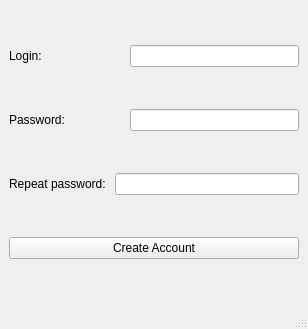
PacDyz/first, file createaccount.ui: the form before one commit.
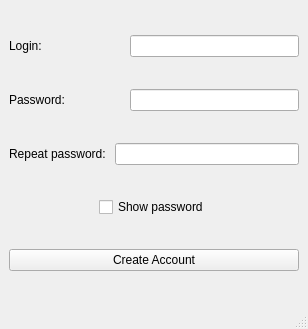
The form after the commit.

Commit message:
Add method show password, color text label, logo to team
Show password is CheckBox which show password (True/False), team logo is
launch by system path and show on label.

Patch:
```diff
--- a/createaccount.ui
+++ b/createaccount.ui
@@ -99,6 +99,23 @@
       </item>
      </layout>
     </item>
+    <item>
+     <layout class="QHBoxLayout" name="horizontalLayout_4">
+      <item>
+       <widget class="QCheckBox" name="checkBoxShowPassword">
+        <property name="sizePolicy">
+         <sizepolicy hsizetype="Fixed" vsizetype="Fixed">
+          <horstretch>0</horstretch>
+          <verstretch>0</verstretch>
+         </sizepolicy>
+        </property>
+        <property name="text">
+         <string>Show password</string>
+        </property>
+       </widget>
+      </item>
+     </layout>
+    </item>
     <item>
      <widget class="QPushButton" name="pushButtonCreateAccount">
       <property name="text">
```
The commit also changes 8 other files.
